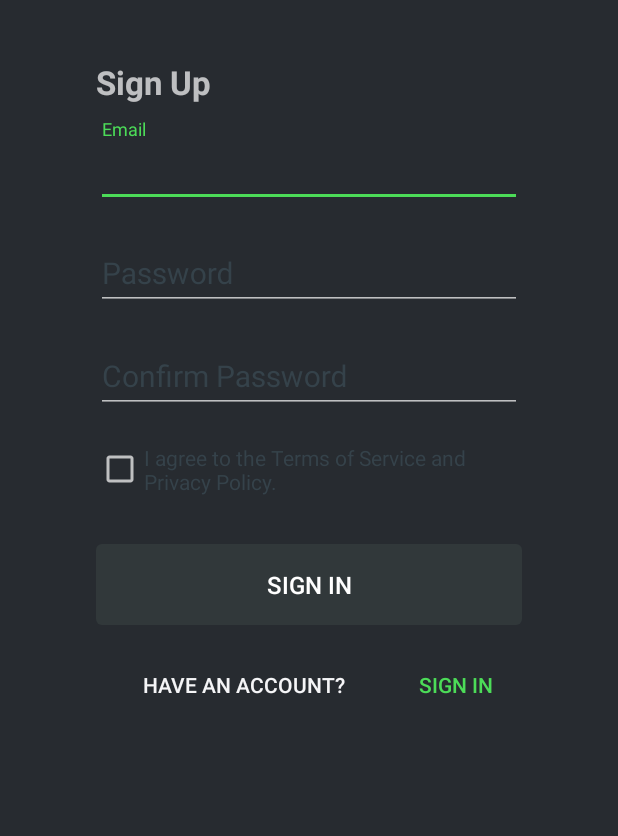
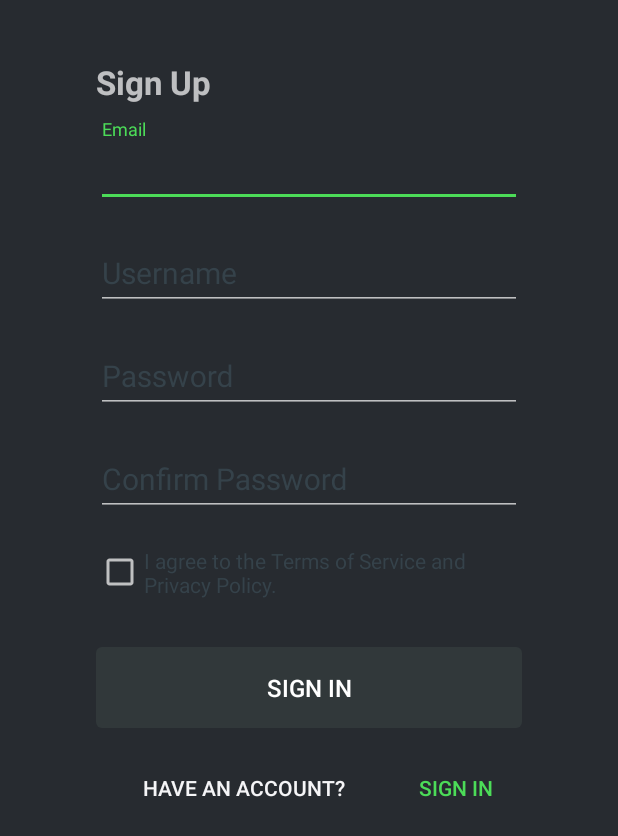
Before and after one commit to sdenom01/robogrow-android-kotlin, an Android app: the screen it shows after launch (RegisterActivity), after a tap on "SIGN UP", on a phone screen of 412 x 824 dp. Shown: the top 836 px of the screen. Run offline under Robolectric (Android 15) with nearby library versions, the phone set to English and light mode, and no system bars; our stand-ins replace Volley.

Commit message:
Added form items for registration

```diff
--- a/app/src/main/java/io/robogrow/ui/login/LoginActivity.kt
+++ b/app/src/main/java/io/robogrow/ui/login/LoginActivity.kt
@@ -1,7 +1,6 @@
 package io.robogrow.ui.login
 
 import android.app.Activity
-import android.content.Context
 import android.content.Intent
 import android.os.Bundle
 import android.text.Editable
@@ -17,10 +16,8 @@ import androidx.lifecycle.ViewModelProviders
 import com.android.volley.Response
 import com.android.volley.toolbox.StringRequest
 import com.android.volley.toolbox.Volley
-import com.google.gson.Gson
 import io.robogrow.MainActivity
 import io.robogrow.R
-import io.robogrow.classes.AuthenticatedUser
 import io.robogrow.ui.register.RegisterActivity
 import io.robogrow.utils.AppUtils
 import org.json.JSONException
@@ -42,7 +39,7 @@ class LoginActivity : AppCompatActivity() {
 
         setContentView(R.layout.activity_login)
 
-        val username = findViewById<EditText>(R.id.et_username)
+        val username = findViewById<EditText>(R.id.et_email)
         val password = findViewById<EditText>(R.id.et_password)
         val login = findViewById<Button>(R.id.login)
         val signUp = findViewById<Button>(R.id.bt_sign_up)
--- a/app/src/main/java/io/robogrow/ui/register/RegisterActivity.kt
+++ b/app/src/main/java/io/robogrow/ui/register/RegisterActivity.kt
@@ -29,7 +29,7 @@ class RegisterActivity : AppCompatActivity() {
 
         setContentView(R.layout.activity_register)
 
-        val username = findViewById<EditText>(R.id.et_username)
+        val username = findViewById<EditText>(R.id.et_email)
         val password = findViewById<EditText>(R.id.et_password)
         val password2 = findViewById<EditText>(R.id.et_password_2)
         val register = findViewById<Button>(R.id.register)
--- a/app/src/main/res/layout/activity_login.xml
+++ b/app/src/main/res/layout/activity_login.xml
@@ -44,7 +44,7 @@
         android:orientation="vertical">
 
         <com.google.android.material.textfield.TextInputLayout
-            android:id="@+id/input_layout_username"
+            android:id="@+id/input_layout_email"
             android:layout_width="match_parent"
             android:layout_height="wrap_content"
             android:layout_marginStart="48dp"
@@ -55,7 +55,7 @@
             android:theme="@style/RobogrowTextLayoutLabel">
 
             <com.google.android.material.textfield.TextInputEditText
-                android:id="@+id/et_username"
+                android:id="@+id/et_email"
                 android:layout_width="match_parent"
                 android:layout_height="wrap_content"
                 android:inputType="textEmailAddress"
@@ -77,7 +77,7 @@
             android:theme="@style/RobogrowTextLayoutLabel"
             app:layout_constraintEnd_toEndOf="parent"
             app:layout_constraintStart_toStartOf="parent"
-            app:layout_constraintTop_toBottomOf="@id/input_layout_username">
+            app:layout_constraintTop_toBottomOf="@id/input_layout_email">
 
             <com.google.android.material.textfield.TextInputEditText
                 android:id="@+id/et_password"
--- a/app/src/main/res/layout/activity_register.xml
+++ b/app/src/main/res/layout/activity_register.xml
@@ -26,7 +26,7 @@
         android:text="Sign Up"/>
 
     <com.google.android.material.textfield.TextInputLayout
-        android:id="@+id/input_layout_username"
+        android:id="@+id/input_layout_email"
         android:theme="@style/RobogrowTextLayoutLabel"
         android:layout_width="match_parent"
         android:layout_height="wrap_content"
@@ -40,10 +40,33 @@
         app:layout_constraintTop_toBottomOf="@id/tv_sign_up">
 
         <com.google.android.material.textfield.TextInputEditText
+            android:id="@+id/et_email"
+            android:layout_width="match_parent"
+            android:layout_height="wrap_content"
+            android:inputType="textEmailAddress"
+            android:selectAllOnFocus="true" />
+
+    </com.google.android.material.textfield.TextInputLayout>
+
+    <com.google.android.material.textfield.TextInputLayout
+        android:id="@+id/input_layout_username"
+        android:theme="@style/RobogrowTextLayoutLabel"
+        android:layout_width="match_parent"
+        android:layout_height="wrap_content"
+        android:layout_marginTop="10dp"
+        android:layout_marginStart="48dp"
+        android:layout_marginEnd="48dp"
+        android:hint="@string/prompt_username"
+        android:textColorHint="@color/roboHint"
+        app:layout_constraintEnd_toEndOf="parent"
+        app:layout_constraintStart_toStartOf="parent"
+        app:layout_constraintTop_toBottomOf="@id/input_layout_email">
+
+        <com.google.android.material.textfield.TextInputEditText
             android:id="@+id/et_username"
             android:layout_width="match_parent"
             android:layout_height="wrap_content"
-            android:inputType="textEmailAddress"
+            android:inputType="text"
             android:selectAllOnFocus="true" />
 
     </com.google.android.material.textfield.TextInputLayout>
--- a/app/src/main/res/values/strings.xml
+++ b/app/src/main/res/values/strings.xml
@@ -2,6 +2,7 @@
     <string name="app_name">Robogrow</string>
     <!-- Strings related to login -->
     <string name="prompt_email">Email</string>
+    <string name="prompt_username">Username</string>
     <string name="prompt_password">Password</string>
     <string name="prompt_password_2">Confirm Password</string>
     <string name="action_sign_in">Sign In</string>
```
